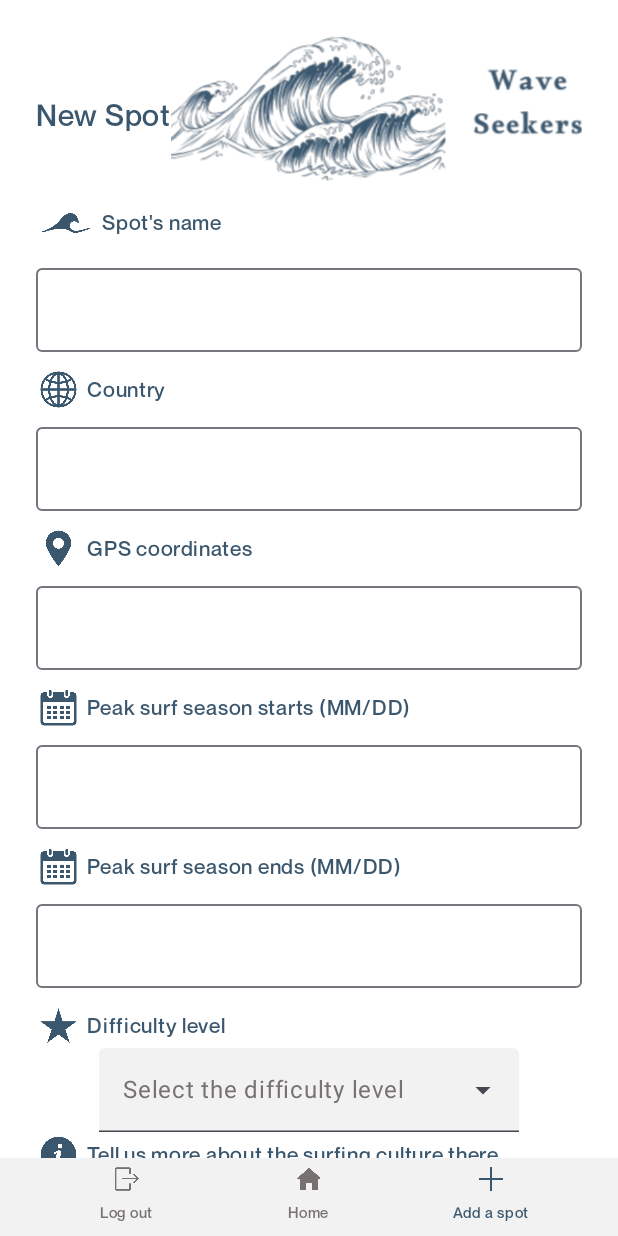
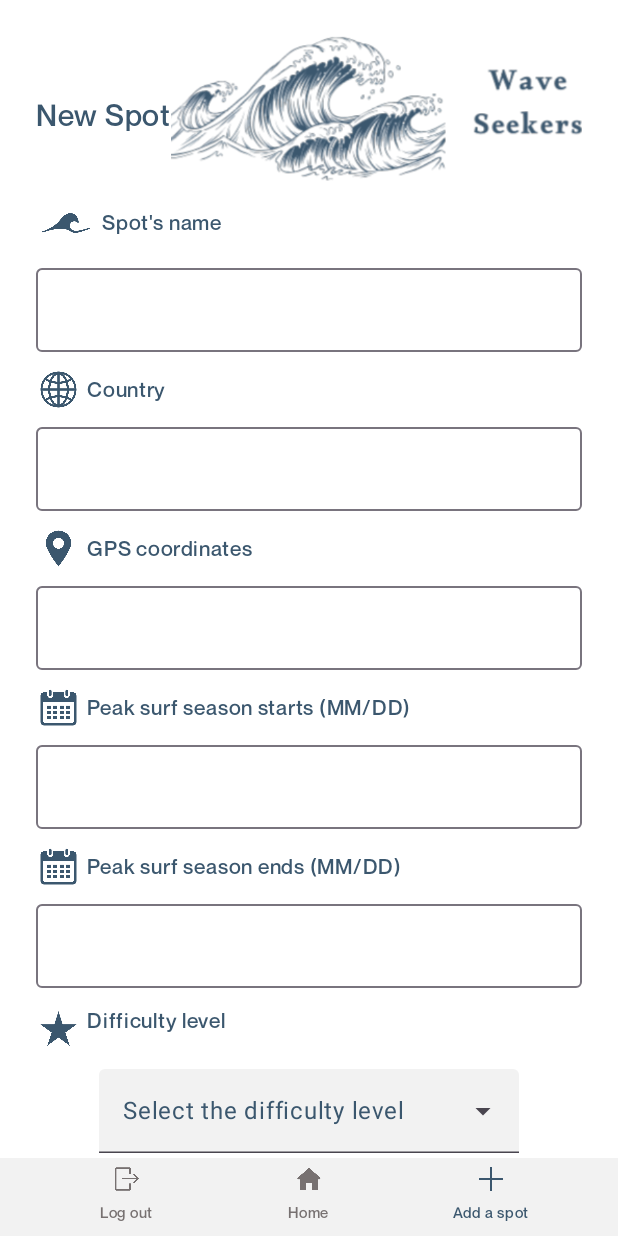
Before and after one commit to Carine09/Wave_Seekers_Front, an Android app built with Jetpack Compose: the NewSpotActivity screen opened directly, with no data from a screen before it, on a phone screen of 412 x 824 dp. Run offline under Robolectric (Android 15) with nearby library versions, the phone set to English and light mode, and no system bars.

Commit message:
update : fixing drop down menu

```diff
--- a/app/src/main/java/com/example/waveseekersfront/NewSpotActivity.kt
+++ b/app/src/main/java/com/example/waveseekersfront/NewSpotActivity.kt
@@ -89,11 +89,10 @@ fun DifficultyMenuDropDown() {
     val list = listOf("Select the difficulty level","1 - Beginner - Gentle waves, safe conditions, perfect for learning", "2 - Novice - Small to medium waves, mostly forgiving breaks", "3 - Intermediate - Consistent waves, requires solid skills", "4 -  Advanced - Powerful waves, extensive experience needed", "5 - Expert Only - Massive dangerous waves, serious consequences")
     var isExpanded by remember { mutableStateOf(false) }
     var selectedText by remember { mutableStateOf(list[0]) }
-// We want to react on tap/press on TextField to show menu
     Column (
         modifier = Modifier
             .fillMaxWidth()
-            .padding(horizontal = 8.dp),
+            .padding(vertical = 10.dp),
         horizontalAlignment = Alignment.CenterHorizontally,
     ){
         ExposedDropdownMenuBox(
@@ -106,17 +105,16 @@ fun DifficultyMenuDropDown() {
                 onValueChange = {},
                 readOnly = true,
                 colors = ExposedDropdownMenuDefaults.textFieldColors(
-                    focusedContainerColor = MaterialTheme.colorScheme.onPrimary,
+                    focusedContainerColor = MaterialTheme.colorScheme.onTertiary,
                     unfocusedContainerColor = MaterialTheme.colorScheme.onSecondary,
-                    focusedTextColor = MaterialTheme.colorScheme.onSecondary,
-                    unfocusedTextColor = MaterialTheme.colorScheme.onPrimary
+                    focusedTextColor = MaterialTheme.colorScheme.primary,
+                    unfocusedTextColor = MaterialTheme.colorScheme.primary
                 ),
                 trailingIcon = { ExposedDropdownMenuDefaults.TrailingIcon(expanded = isExpanded) }
             )
             ExposedDropdownMenu(
                 modifier = Modifier
                     .background(MaterialTheme.colorScheme.onSecondary),
-
                 expanded = isExpanded,
                 onDismissRequest = { isExpanded = false }
             ) {
@@ -286,7 +284,7 @@ fun AddSpotContent() {
                 color = MaterialTheme.colorScheme.primary,
                 fontSize = 14.sp,
                 modifier = Modifier
-                    .padding(start = 4.dp)
+                    .padding(start = 4.dp, bottom = 10.dp)
             )
         }
         DifficultyMenuDropDown()
--- a/app/src/main/java/com/example/waveseekersfront/ui/theme/Color.kt
+++ b/app/src/main/java/com/example/waveseekersfront/ui/theme/Color.kt
@@ -6,4 +6,6 @@ val Blue40 = Color(0xFF3b576e)
 val Blue80 = Color(0xFF578099)
 val Orange40 = Color(0xFFcf6929)
 val Grey40 = Color(0xFF777171)
+
+val Grey60 = Color(0xFFd5d4d4)
 val Grey80 = Color(0xFFf2f2f2)
--- a/app/src/main/java/com/example/waveseekersfront/ui/theme/Theme.kt
+++ b/app/src/main/java/com/example/waveseekersfront/ui/theme/Theme.kt
@@ -18,6 +18,7 @@ private val DarkColorScheme = darkColorScheme(
     tertiary = Orange40,
     onPrimary = Grey40,
     onSecondary = Grey80,
+    onTertiary = Grey60,
 
     background = Color.White,
     surface = Color.White,
@@ -30,6 +31,7 @@ private val LightColorScheme = lightColorScheme(
     tertiary = Orange40,
     onPrimary = Grey40,
     onSecondary = Grey80,
+    onTertiary = Grey60,
 
     background = Color.White,
     surface = Color.White,
```
